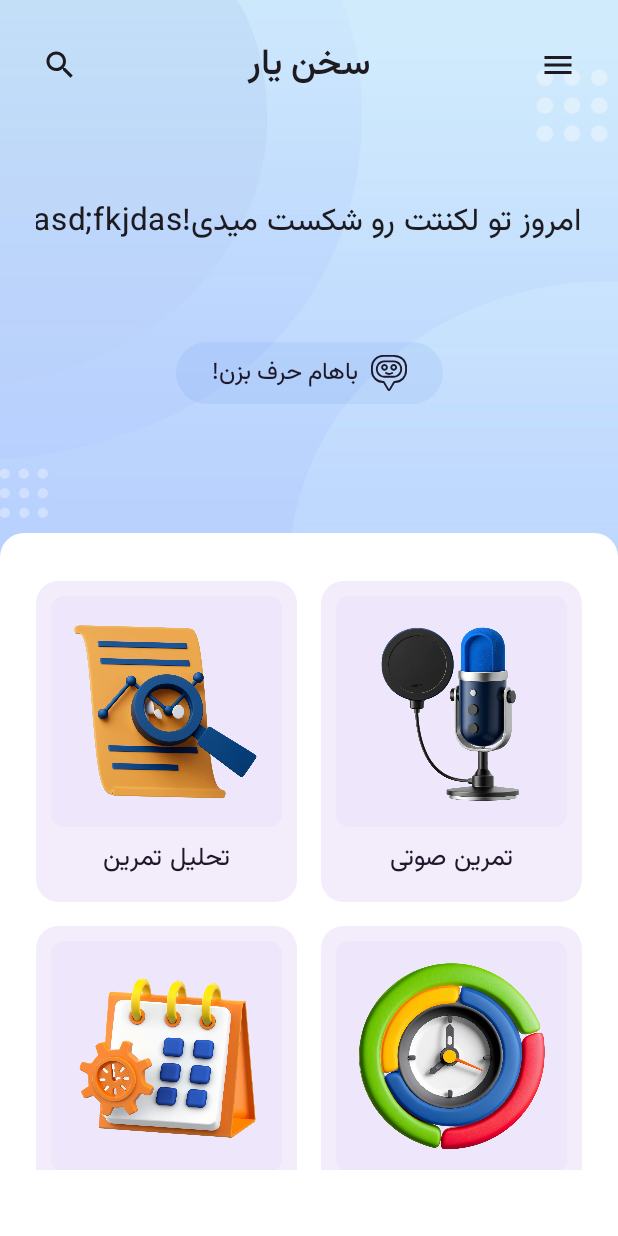
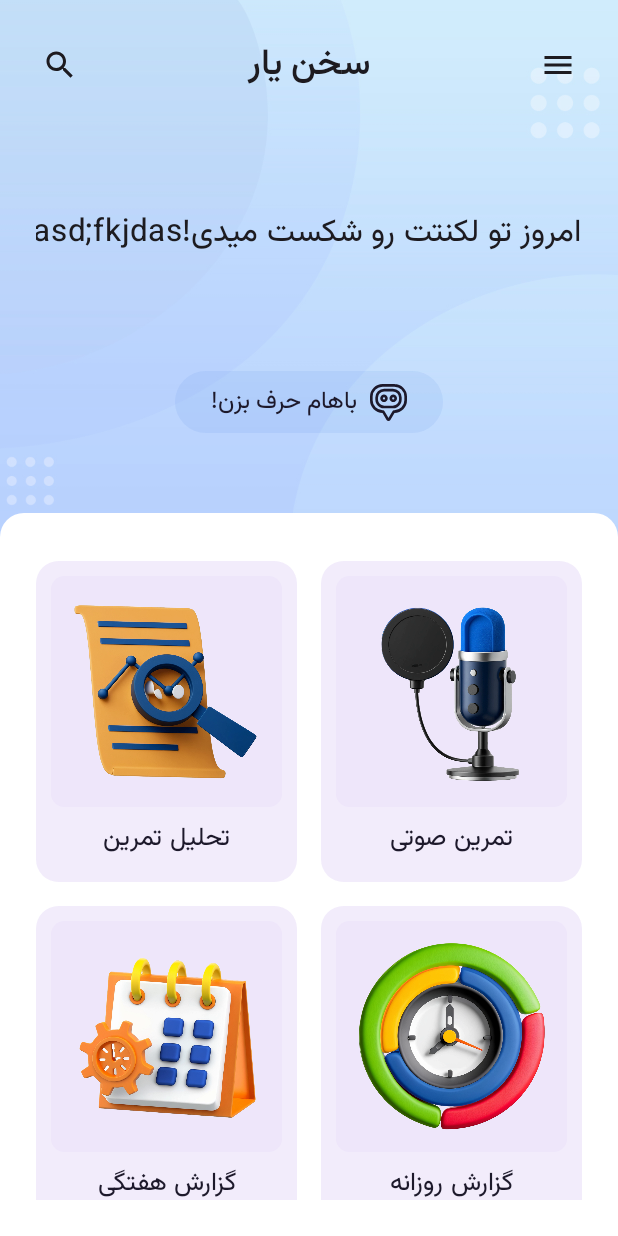
Before and after one commit to sokhanyar/sokhanyar-app, an Android app built with Jetpack Compose: the screen it shows after launch (MainActivity), on a phone screen of 412 x 824 dp. Run offline under Robolectric (Android 15) with nearby library versions, the phone set to English and light mode, and no system bars; libraries missing offline, so code that uses them is left out: com.aallam.openai, com.gowtham.ratingbar, ir.saltech.ai.

Commit message:
feat: Refactor Main Page UI
This commit refactors the UI of the main page, focusing on layout and visual improvements.

- Adjusts the header
 section to occupy a weighted portion of the screen.
- Replaces background color with a tiled pattern for visual interest.
- Modifies spacing between elements using weights for better adaptability.
- Updates the icon used for the "Chat with AI" button.
- Adds padding and background to the LazyVerticalStaggered
Grid section for improved aesthetics.
- Replaces fixed height and spacing with weights for responsive layout.

```diff
--- a/app/src/main/java/ir/saltech/myapps/stutter/ui/view/pages/MainPage.kt
+++ b/app/src/main/java/ir/saltech/myapps/stutter/ui/view/pages/MainPage.kt
@@ -52,12 +52,17 @@ fun MainPage(innerPadding: PaddingValues = PaddingValues(0.dp)) {
         modifier = Modifier
             .background(MaterialTheme.colorScheme.surfaceContainerLowest)
             .fillMaxSize()
+            .background(
+                MaterialTheme.colorScheme.surfaceContainerLowest)
+//            .background(
+//                ShaderBrush(ImageShader(ImageBitmap.imageResource(R.drawable.white_pattern), TileMode.Clamp, TileMode.Repeated))
+//            )
     ) {
         // Header Section
         Card(
             modifier = Modifier
                 .fillMaxWidth()
-                .height(375.dp),
+                .weight(0.8f),
             shape = MaterialTheme.shapes.large.copy(all = CornerSize(0))
         ) {
             Box(contentAlignment = Alignment.Center, modifier = Modifier.fillMaxSize()) {
@@ -117,7 +122,7 @@ fun MainPage(innerPadding: PaddingValues = PaddingValues(0.dp)) {
                                 )
                             }
                         }
-                        Spacer(modifier = Modifier.height(29.dp))
+                        Spacer(modifier = Modifier.weight(0.25f))
                         LockedDirection(LayoutDirection.Rtl) {
                             Text(
                                 modifier = Modifier
@@ -138,7 +143,7 @@ fun MainPage(innerPadding: PaddingValues = PaddingValues(0.dp)) {
                                 textAlign = TextAlign.Center
                             )
                         }
-                        Spacer(modifier = Modifier.height(24.dp))
+                        Spacer(modifier = Modifier.weight(0.25f))
                         FilledTonalButton(
                             modifier = Modifier
                                 .padding(8.dp, 16.dp),
@@ -159,18 +164,19 @@ fun MainPage(innerPadding: PaddingValues = PaddingValues(0.dp)) {
                             )
                             Spacer(modifier = Modifier.width(8.dp))
                             Icon(
-                                painter = painterResource(R.drawable.chatbot2),
+                                painter = painterResource(R.drawable.chatbot1),
                                 contentDescription = "Chat with AI"
                             )
                         }
-                        Spacer(modifier = Modifier.height(24.dp))
+                        Spacer(modifier = Modifier.weight(0.4f))
                     }
                 }
             }
         }
         LazyVerticalStaggeredGrid(
             modifier = Modifier
-                .offset(y = (-20).dp)
+                .offset(y = (-24).dp)
+                .weight(1f)
                 .background(
                     MaterialTheme.colorScheme.surfaceContainerLowest, MaterialTheme.shapes.large.copy(
                         topEnd = CornerSize(16.dp),
@@ -178,7 +184,12 @@ fun MainPage(innerPadding: PaddingValues = PaddingValues(0.dp)) {
                         bottomEnd = CornerSize(0),
                         bottomStart = CornerSize(0)
                     )
-                ).padding(vertical = 24.dp, horizontal = 16.dp),
+                )
+//                .background(
+//                    ShaderBrush(ImageShader(ImageBitmap.imageResource(R.drawable.white_pattern), TileMode.Clamp, TileMode.Repeated))
+//                )
+                .padding(top = 24.dp)
+                .padding(horizontal = 16.dp),
             columns = StaggeredGridCells.Adaptive(150.dp),
             verticalItemSpacing = 0.dp,
             horizontalArrangement = Arrangement.SpaceAround
--- /dev/null
+++ b/app/src/main/res/drawable/chatbot1.xml
@@ -0,0 +1,27 @@
+<vector xmlns:android="http://schemas.android.com/apk/res/android"
+    android:width="24.55dp"
+    android:height="24.55dp"
+    android:viewportWidth="24.55"
+    android:viewportHeight="24.55">
+  <path
+      android:pathData="M9.4,4.05L15.16,4.05A4.99,4.99 0,0 1,20.15 9.04L20.15,10.28A4.99,4.99 0,0 1,15.16 15.27L9.4,15.27A4.99,4.99 0,0 1,4.41 10.28L4.41,9.04A4.99,4.99 0,0 1,9.4 4.05z"
+      android:strokeWidth="1.75"
+      android:fillColor="#00000000"
+      android:strokeColor="#111"/>
+  <path
+      android:pathData="M7.67,9.53a1.61,1.6 0,1 0,3.22 0a1.61,1.6 0,1 0,-3.22 0z"
+      android:strokeWidth="1.75"
+      android:fillColor="#00000000"
+      android:strokeColor="#111"/>
+  <path
+      android:pathData="M13.82,9.53a1.61,1.6 0,1 0,3.22 0a1.61,1.6 0,1 0,-3.22 0z"
+      android:strokeWidth="1.75"
+      android:fillColor="#00000000"
+      android:strokeColor="#111"/>
+  <path
+      android:pathData="m16.17,0.88h-7.78C4.24,0.88 0.88,4.21 0.88,8.32v2.53c0,4.1 3.34,7.42 7.47,7.45h0.42l2.99,5.09c0.23,0.38 0.78,0.38 1.01,0l3.01,-5.09h0.42c4.13,-0.02 7.47,-3.35 7.47,-7.45v-2.53c0,-4.11 -3.36,-7.44 -7.51,-7.44Z"
+      android:strokeLineJoin="round"
+      android:strokeWidth="1.75"
+      android:fillColor="#00000000"
+      android:strokeColor="#000"/>
+</vector>
```
